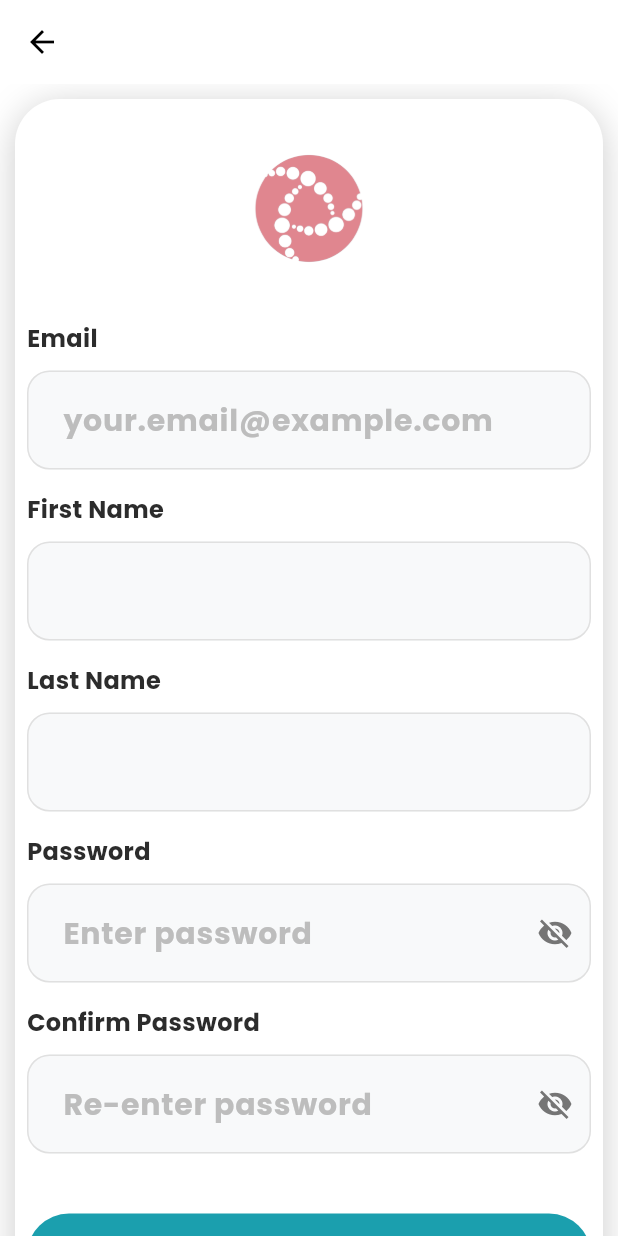
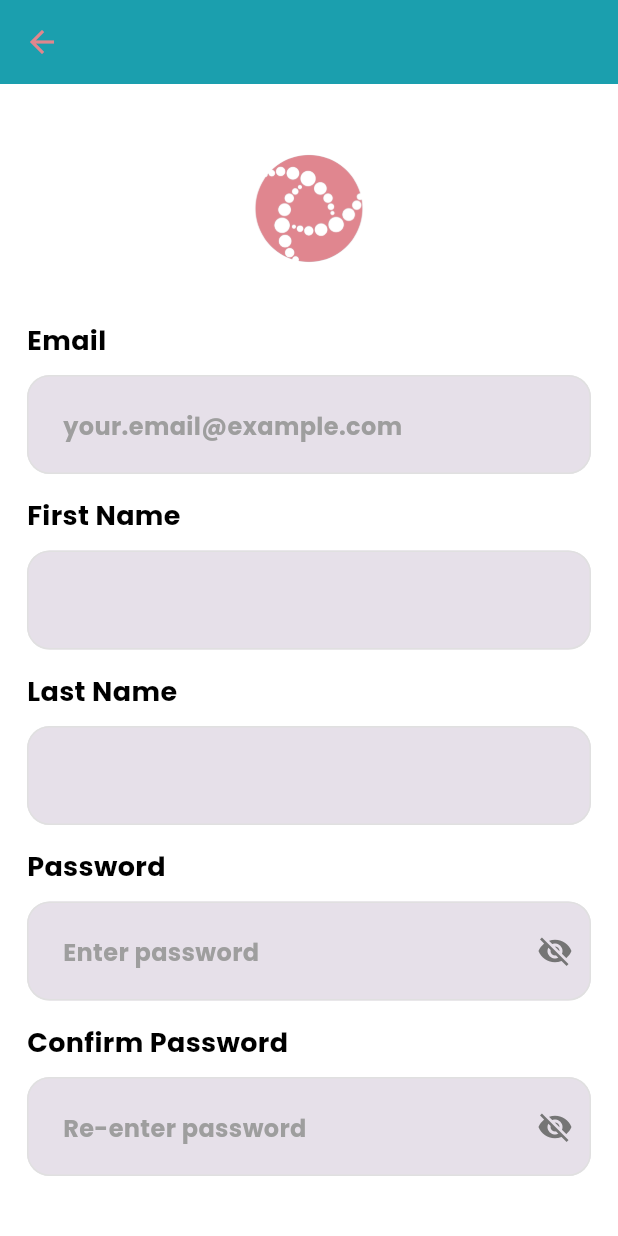
Before and after one commit to Ananyalakshmi-Srinivasan/GutHealthMonitoringApp, a Flutter app: the SignUpScreen screen opened directly, on a phone screen of 412 x 824 dp. Run offline on Flutter 3.47's test engine with Material 3 defaults, Android fonts, the phone set to English and light mode, and no system bars; our stand-ins replace email_validator, firebase_core, firebase_messaging, fl_chart, flutter_form_builder, flutter_local_notifications and 2 more; accounts and stored records are empty.

Commit message:
signup and forgot password dark mode

```diff
--- a/guthealth_app/lib/screens/signup_screen.dart
+++ b/guthealth_app/lib/screens/signup_screen.dart
@@ -98,13 +98,13 @@
   @override
   Widget build(BuildContext context) {
     return Scaffold(
-      backgroundColor: const Color(0xFFFFFFFF),
+      //backgroundColor: const Color(0xFFFFFFFF),
       resizeToAvoidBottomInset: true,
       appBar: AppBar(
-        backgroundColor: Colors.white,
+        //backgroundColor: Colors.white,
         elevation: 0,
         leading: IconButton(
-          icon: const Icon(Icons.arrow_back, color: Colors.black),
+          icon: const Icon(Icons.arrow_back, color: Color(0xFFE0868D)),
           onPressed: () {
             Navigator.push(
               context,
@@ -124,11 +124,11 @@
                 padding: const EdgeInsets.all(10.0),
                   child: Container(
                     decoration: BoxDecoration(
-                      color: Colors.white,
+                      //color: Colors.white,
                       borderRadius: BorderRadius.circular(30),
                       boxShadow: [
                         BoxShadow(
-                          color: const Color.fromARGB(255, 203, 203, 203),
+                          color:Theme.of(context).scaffoldBackgroundColor,
                           blurRadius: 20,
                           offset: const Offset(0, 4),
                         ),
@@ -154,13 +154,9 @@
                             const SizedBox(height: 30),
 
                             // Email
-                            const Text(
+                            Text(
                               'Email',
-                              style: TextStyle(
-                                fontSize: 16,
-                                fontWeight: FontWeight.w700,
-                                color: Color(0xFF2C2C2C),
-                              ),
+                                style: Theme.of(context).textTheme.bodyMedium!.copyWith(fontSize:18, fontWeight: FontWeight.w600)
                             ),
                             const SizedBox(height: 10),
                             TextFormField(
@@ -168,9 +164,9 @@
                               keyboardType: TextInputType.emailAddress,
                               decoration: InputDecoration(
                                 hintText: 'your.email@example.com',
-                                hintStyle: TextStyle(color: Colors.grey[400]),
+                                hintStyle: Theme.of(context).textTheme.bodyMedium!.copyWith(fontSize: 16, fontWeight:FontWeight.w600,color: Colors.grey),
                                 filled: true,
-                                fillColor: const Color(0xFFF8F9FA),
+                                //fillColor: const Color(0xFFF8F9FA),
                                 border: OutlineInputBorder(
                                   borderRadius: BorderRadius.circular(15),
                                   borderSide: BorderSide(
@@ -211,20 +207,17 @@
                             const SizedBox(height: 15),
 
                             // First Name
-                            const Text(
+                             Text(
                               'First Name',
-                              style: TextStyle(
-                                fontSize: 16,
-                                fontWeight: FontWeight.w700,
-                                color: Color(0xFF2C2C2C),
-                              ),
+                                 style: Theme.of(context).textTheme.bodyMedium!.copyWith(fontSize:18, fontWeight: FontWeight.w600)
+
                             ),
                             const SizedBox(height: 10),
                             TextFormField(
                               controller: _firstNameController,
                               decoration: InputDecoration(
                                 filled: true,
-                                fillColor: const Color(0xFFF8F9FA),
+                                //fillColor: const Color(0xFFF8F9FA),
                                 border: OutlineInputBorder(
                                   borderRadius: BorderRadius.circular(15),
                                   borderSide: BorderSide(
@@ -261,20 +254,17 @@
                             const SizedBox(height: 15),
 
                             // Last Name
-                            const Text(
+                            Text(
                               'Last Name',
-                              style: TextStyle(
-                                fontSize: 16,
-                                fontWeight: FontWeight.w700,
-                                color: Color(0xFF2C2C2C),
-                              ),
+                                style: Theme.of(context).textTheme.bodyMedium!.copyWith(fontSize:18, fontWeight: FontWeight.w600)
+
                             ),
                             const SizedBox(height: 10),
                             TextFormField(
                               controller: _lastNameController,
                               decoration: InputDecoration(
                                 filled: true,
-                                fillColor: const Color(0xFFF8F9FA),
+                                //fillColor: const Color(0xFFF8F9FA),
                                 border: OutlineInputBorder(
                                   borderRadius: BorderRadius.circular(15),
                                   borderSide: BorderSide(
@@ -311,13 +301,10 @@
                             const SizedBox(height: 15),
 
                             // Password
-                            const Text(
+                            Text(
                               'Password',
-                              style: TextStyle(
-                                fontSize: 16,
-                                fontWeight: FontWeight.w700,
-                                color: Color(0xFF2C2C2C),
-                              ),
+                                style: Theme.of(context).textTheme.bodyMedium!.copyWith(fontSize:18, fontWeight: FontWeight.w600)
+
                             ),
 
                             const SizedBox(height: 10),
@@ -326,9 +313,9 @@
                               obscureText: _obscurePassword,
                               decoration: InputDecoration(
                                 hintText: 'Enter password',
-                                hintStyle: TextStyle(color: Colors.grey[400]),
+                                hintStyle: Theme.of(context).textTheme.bodyMedium!.copyWith(fontSize: 16, fontWeight:FontWeight.w600,color: Colors.grey),
                                 filled: true,
-                                fillColor: const Color(0xFFF8F9FA),
+                                //fillColor: const Color(0xFFF8F9FA),
                                 border: OutlineInputBorder(
                                   borderRadius: BorderRadius.circular(15),
                                   borderSide: BorderSide(
@@ -394,13 +381,10 @@
                             const SizedBox(height: 15),
 
                             //confirm password
-                            const Text(
+                            Text(
                               'Confirm Password',
-                              style: TextStyle(
-                                fontSize: 16,
-                                fontWeight: FontWeight.w700,
-                                color: Color(0xFF2C2C2C),
-                              ),
+                                style: Theme.of(context).textTheme.bodyMedium!.copyWith(fontSize:18, fontWeight: FontWeight.w600)
+
                             ),
 
                             const SizedBox(height: 10),
@@ -409,9 +393,9 @@
                               obscureText: _obscurePassword,
                               decoration: InputDecoration(
                                 hintText: 'Re-enter password',
-                                hintStyle: TextStyle(color: Colors.grey[400]),
+                                hintStyle: Theme.of(context).textTheme.bodyMedium!.copyWith(fontSize: 16, fontWeight:FontWeight.w600,color: Colors.grey),
                                 filled: true,
-                                fillColor: const Color(0xFFF8F9FA),
+                                //fillColor: const Color(0xFFF8F9FA),
                                 border: OutlineInputBorder(
                                   borderRadius: BorderRadius.circular(15),
                                   borderSide: BorderSide(
@@ -478,12 +462,10 @@
                                 ),
                                 elevation: 0,
                               ),
-                              child: const Text(
+                              child: Text(
                                 'Sign Up',
-                                style: TextStyle(
-                                  fontSize: 18,
-                                  fontWeight: FontWeight.w700,
-                                ),
+                                  style:Theme.of(context).textTheme.bodyLarge!.copyWith(color: Colors.white, fontWeight: FontWeight.w700)
+
                               ),
                             ),
                           ],
```
Also changed, not shown: guthealth_app/lib/screens/forgot_password_screen.dart (+20 -34 lines).
